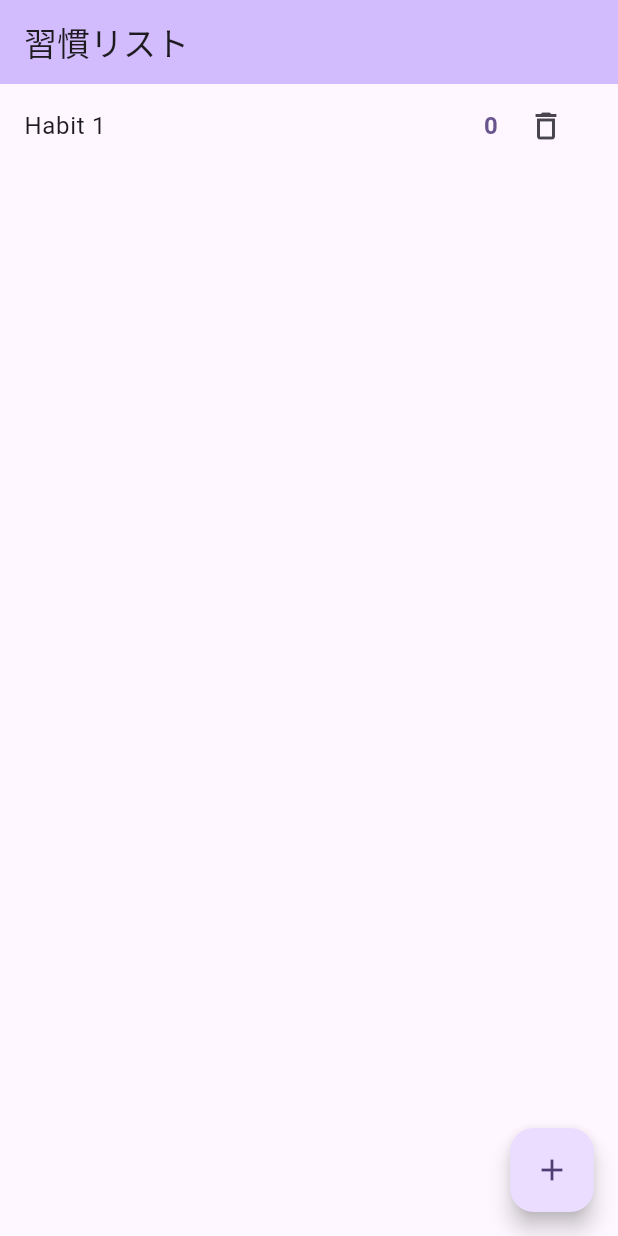
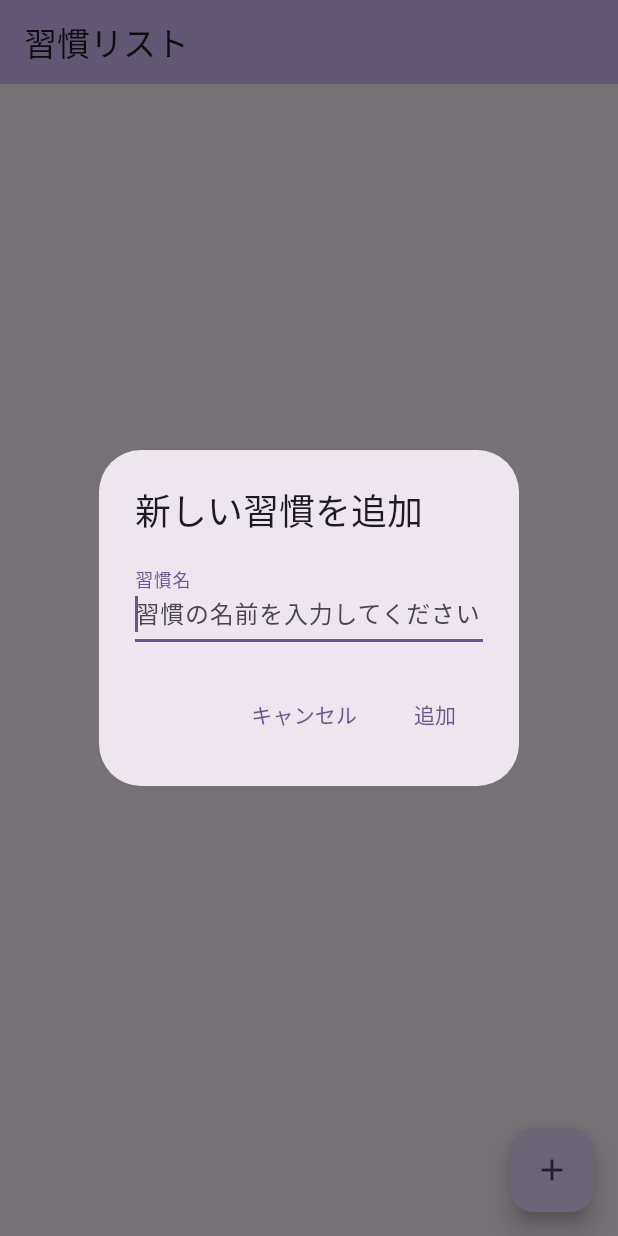
Before and after one commit to hid3h/yatta, a Flutter app: the screen it shows after launch, after a tap on the "add" icon, on a phone screen of 412 x 824 dp. Run offline on Flutter 3.47's test engine with Material 3 defaults, Android fonts, the phone set to English and light mode, and no system bars; our stand-ins replace flutter_riverpod.

Commit message:
feat: 習慣追加時に名前を設定できる機能を実装
- addHabitメソッドに名前パラメータを追加
- 習慣追加時にダイアログで名前を入力できるように変更
- 空の名前は追加されないバリデーションを実装
- テストを新しいAPIに対応するよう更新

```diff
--- a/lib/ui/home/home_page.dart
+++ b/lib/ui/home/home_page.dart
@@ -2,6 +2,49 @@ import 'package:flutter/material.dart';
 import 'package:flutter_riverpod/flutter_riverpod.dart';
 import 'view_model/home_view_model.dart';
 import 'widgets/habit_list_item.dart';
+
+void _showAddHabitDialog(BuildContext context, HomeViewModel homeViewModel) {
+  final textController = TextEditingController();
+
+  showDialog(
+    context: context,
+    builder: (BuildContext context) {
+      return AlertDialog(
+        title: const Text('新しい習慣を追加'),
+        content: TextField(
+          controller: textController,
+          autofocus: true,
+          decoration: const InputDecoration(
+            hintText: '習慣の名前を入力してください',
+            labelText: '習慣名',
+          ),
+          onSubmitted: (value) {
+            if (value.trim().isNotEmpty) {
+              homeViewModel.addHabit(value);
+              Navigator.of(context).pop();
+            }
+          },
+        ),
+        actions: [
+          TextButton(
+            onPressed: () => Navigator.of(context).pop(),
+            child: const Text('キャンセル'),
+          ),
+          TextButton(
+            onPressed: () {
+              final habitName = textController.text;
+              if (habitName.trim().isNotEmpty) {
+                homeViewModel.addHabit(habitName);
+                Navigator.of(context).pop();
+              }
+            },
+            child: const Text('追加'),
+          ),
+        ],
+      );
+    },
+  );
+}
 
 class HomePage extends ConsumerWidget {
   const HomePage({super.key});
@@ -16,23 +59,17 @@ class HomePage extends ConsumerWidget {
         title: const Text('習慣リスト'),
         backgroundColor: Theme.of(context).colorScheme.inversePrimary,
       ),
-      body: habits.isEmpty
+      body:
+          habits.isEmpty
               ? const Center(
                 child: Column(
                   mainAxisAlignment: MainAxisAlignment.center,
                   children: [
-                  Icon(
-                    Icons.track_changes,
-                    size: 64,
-                    color: Colors.grey,
-                  ),
+                    Icon(Icons.track_changes, size: 64, color: Colors.grey),
                     SizedBox(height: 16),
                     Text(
                       '習慣を追加してみましょう！',
-                    style: TextStyle(
-                      fontSize: 18,
-                      color: Colors.grey,
-                    ),
+                      style: TextStyle(fontSize: 18, color: Colors.grey),
                     ),
                   ],
                 ),
@@ -45,7 +82,7 @@ class HomePage extends ConsumerWidget {
                 },
               ),
       floatingActionButton: FloatingActionButton(
-        onPressed: () => homeViewModel.addHabit(),
+        onPressed: () => _showAddHabitDialog(context, homeViewModel),
         tooltip: '習慣を追加',
         child: const Icon(Icons.add),
       ),
--- a/lib/ui/home/view_model/home_view_model.dart
+++ b/lib/ui/home/view_model/home_view_model.dart
@@ -4,16 +4,19 @@ import '../../../data/models/habit.dart';
 class HomeViewModel extends StateNotifier<List<Habit>> {
   HomeViewModel() : super([]);
 
-  void addHabit() {
+  void addHabit(String name) {
+    if (name.trim().isEmpty) return;
+
     final newHabit = Habit(
       id: DateTime.now().millisecondsSinceEpoch.toString(),
-      name: 'Habit ${state.length + 1}',
+      name: name.trim(),
     );
     state = [...state, newHabit];
   }
 
   void incrementHabit(String habitId) {
-    state = state.map((habit) {
+    state =
+        state.map((habit) {
           if (habit.id == habitId) {
             return habit.copyWith(count: habit.count + 1);
           }
@@ -26,7 +29,8 @@ class HomeViewModel extends StateNotifier<List<Habit>> {
   }
 
   void updateHabitName(String habitId, String newName) {
-    state = state.map((habit) {
+    state =
+        state.map((habit) {
           if (habit.id == habitId) {
             return habit.copyWith(name: newName);
           }
```
Also changed, not shown: 1 other file. Lines whose indentation alone changed are shown as unchanged.
